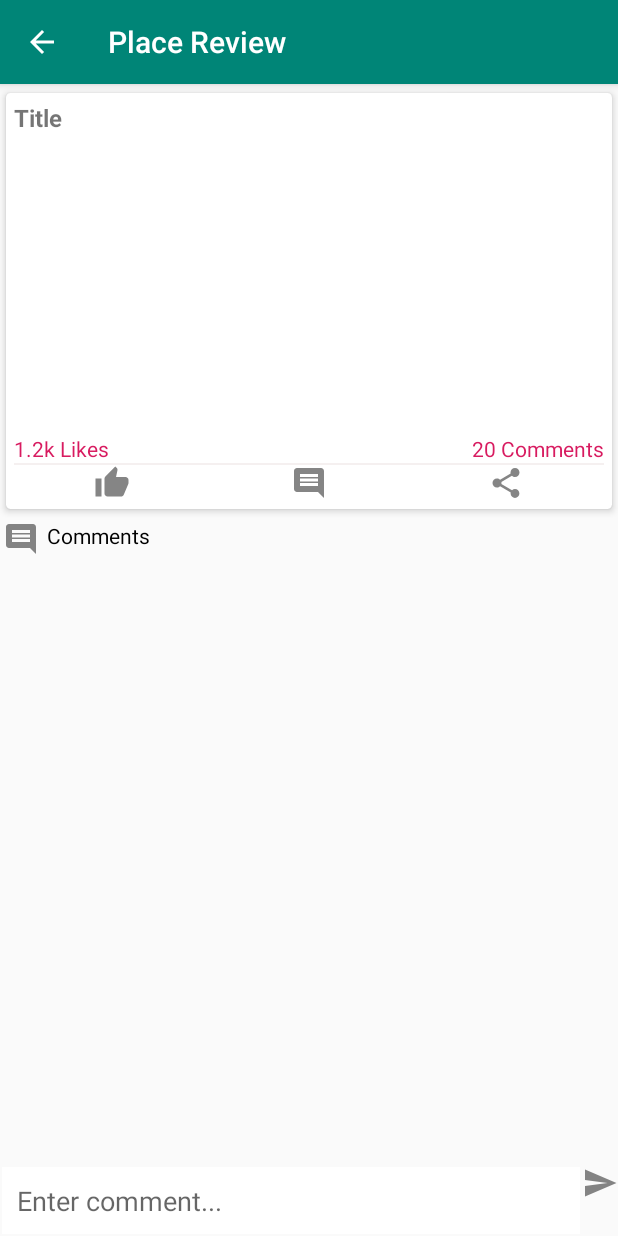
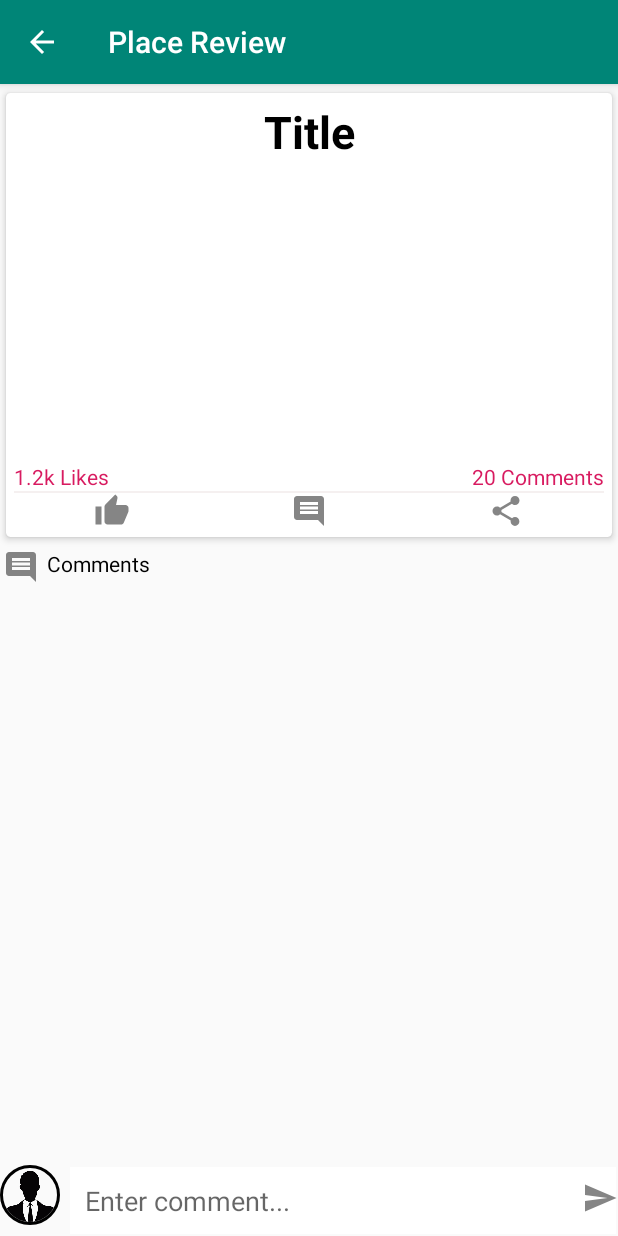
Before and after one commit to pamoda95/VentureMate2, an Android app: the ReviewActivity screen opened directly, with no data from a screen before it, on a phone screen of 412 x 824 dp. Run offline under Robolectric (Android 15) with nearby library versions, the phone set to English and light mode, and no system bars; our stand-ins replace CircleImageView, Firebase (no records; nobody signed in at launch, a user with empty details on screens opened directly), Picasso; pictures from the network do not load.

Commit message:
comment integrate with chat

```diff
--- a/app/build.gradle
+++ b/app/build.gradle
@@ -28,6 +28,7 @@ dependencies {
     implementation 'com.google.firebase:firebase-database:19.2.0'
     implementation 'com.google.firebase:firebase-auth:19.2.0'
     implementation 'com.squareup.picasso:picasso:2.5.2'
+    implementation 'de.hdodenhof:circleimageview:3.0.1'
     implementation 'com.google.firebase:firebase-storage:19.1.0'
     testImplementation 'junit:junit:4.12'
     androidTestImplementation 'androidx.test.ext:junit:1.1.1'
--- a/app/src/main/java/com/example/venturemate/ReviewActivity.java
+++ b/app/src/main/java/com/example/venturemate/ReviewActivity.java
@@ -3,11 +3,14 @@ package com.example.venturemate;
 import androidx.annotation.NonNull;
 import androidx.appcompat.app.ActionBar;
 import androidx.appcompat.app.AppCompatActivity;
+import androidx.recyclerview.widget.LinearLayoutManager;
+import androidx.recyclerview.widget.RecyclerView;
 
 import android.content.Context;
 import android.content.Intent;
 import android.os.Bundle;
 import android.text.TextUtils;
+import android.view.Gravity;
 import android.view.View;
 import android.widget.Button;
 import android.widget.EditText;
@@ -29,16 +32,23 @@ import com.google.firebase.database.Query;
 import com.google.firebase.database.ValueEventListener;
 import com.squareup.picasso.Picasso;
 
+import java.util.ArrayList;
 import java.util.HashMap;
+import java.util.List;
 import java.util.zip.Inflater;
 
 public class ReviewActivity extends AppCompatActivity {
     String myUid, myEmail, myName, myDP, postID, postTitle;
 
-    ImageView pImage;
+    ImageView pImage,profile_Image;
     TextView pTitle, pLikes, pComments;
     ImageButton likeBtn, shareBtn,commentBtn;
     LinearLayout profileLayout;
+
+    RecyclerView recyclerView;
+
+    List<ModelComment> commentList;
+    AdapterComments adapterComments;
 
     EditText comment_text;
     ImageButton sendBtn;
@@ -58,12 +68,23 @@ public class ReviewActivity extends AppCompatActivity {
         ac.setDisplayShowHomeEnabled(true);
         ac.setDisplayHomeAsUpEnabled(true);
 
+        ImageView imageView = new ImageView(ac.getThemedContext());
+        imageView.setScaleType(ImageView.ScaleType.CENTER);
+        imageView.setImageResource(R.drawable.adventure_travel);
+        ActionBar.LayoutParams layoutParams = new ActionBar.LayoutParams(
+                ActionBar.LayoutParams.WRAP_CONTENT,
+                ActionBar.LayoutParams.WRAP_CONTENT);
+        layoutParams.rightMargin = 40;
+        imageView.setLayoutParams(layoutParams);
+        ac.setCustomView(imageView);
+
         //Intent intent = getIntent();
         //postID = intent.getStringExtra("placeId");
         //DatabaseReference postsRef = FirebaseDatabase.getInstance().getReference().child("places");
         postID = "a950dd1d-46e3-496b-bc72-1acacc7c5482";
 
         pImage = findViewById(R.id.pImage);
+        profile_Image = findViewById(R.id.profile_Image);
         pTitle = findViewById(R.id.pTitle);
         pLikes = findViewById(R.id.pLikes);
         pComments = findViewById(R.id.pComments);
@@ -75,10 +96,16 @@ public class ReviewActivity extends AppCompatActivity {
         comment_text = findViewById(R.id.comment_txt);
         sendBtn = findViewById(R.id.send_btn);
 
+        recyclerView = findViewById(R.id.recyclerView);
+
 
         loadPostInfo(this);
-        loadUserInfo(this);
+        loadUserInfo(this,ac);
         //createLikeDatabase();
+
+
+
+        loadComments();
 
         sendBtn.setOnClickListener(new View.OnClickListener() {
             @Override
@@ -91,6 +118,36 @@ public class ReviewActivity extends AppCompatActivity {
             @Override
             public void onClick(View view) {
                 likePost();
+            }
+        });
+    }
+
+    private void loadComments() {
+        LinearLayoutManager layoutManager = new LinearLayoutManager(getApplicationContext());
+
+        recyclerView.setLayoutManager(layoutManager);
+
+        commentList = new ArrayList<>();
+
+        DatabaseReference ref = FirebaseDatabase.getInstance().getReference("placeReviews").child(postID).child("comments");
+        ref.addValueEventListener(new ValueEventListener() {
+            @Override
+            public void onDataChange(@NonNull DataSnapshot dataSnapshot) {
+                commentList.clear();
+                for (DataSnapshot ds: dataSnapshot.getChildren()) {
+                    ModelComment modelComment = ds.getValue(ModelComment.class);
+
+                    commentList.add(modelComment);
+
+                    adapterComments = new AdapterComments(getApplicationContext(), commentList,myUid,myName);
+                    recyclerView.setAdapter(adapterComments);
+
+                }
+            }
+
+            @Override
+            public void onCancelled(@NonNull DatabaseError databaseError) {
+
             }
         });
     }
@@ -206,8 +263,10 @@ public class ReviewActivity extends AppCompatActivity {
         });
     }
 
-    private void loadUserInfo(final Context context) {
+    private void loadUserInfo(final Context context, final ActionBar ac) {
+        myUid = FirebaseAuth.getInstance().getCurrentUser().getUid();
         Query myRef = FirebaseDatabase.getInstance().getReference("users").orderByKey().equalTo(FirebaseAuth.getInstance().getCurrentUser().getUid());
+
         System.out.println("bbbb user");
         myRef.addValueEventListener(new ValueEventListener() {
             @Override
@@ -217,14 +276,16 @@ public class ReviewActivity extends AppCompatActivity {
                     myName = ""+ds.child("name").getValue();
                     myDP = ""+ds.child("image").getValue();
                     System.out.println("bbbb"+myName);
+                    UserDetails.username=myName;
+                    UserDetails.userImage=myDP;
 
                     try {
-                        //Picasso.with(context).load(myDP).into(pImage);
+                        Picasso.with(context).load(myDP).into(profile_Image);
                     }
                     catch (Exception e) {
 
                     }
-
+                    ac.setSubtitle("Signed in as: "+ myName);
                 }
             }
 
@@ -233,6 +294,7 @@ public class ReviewActivity extends AppCompatActivity {
 
             }
         });
+
     }
 
     private void loadPostInfo(final Context context) {
--- a/app/src/main/java/com/example/venturemate/UserDetails.java
+++ b/app/src/main/java/com/example/venturemate/UserDetails.java
@@ -5,4 +5,7 @@ public class UserDetails {
     static String username = "pamoda";
     static String password = "";
     static String chatWith = "shanika";
+    static String uid = "";
+    static String userImage="";
+    static String chatWithImage = "";
 }
--- a/app/src/main/res/layout/activity_register.xml
+++ b/app/src/main/res/layout/activity_register.xml
@@ -103,7 +103,8 @@
         android:layout_marginRight="40dp"
         android:drawableLeft="@drawable/register_ic"
         android:drawablePadding="5dp"
-        android:text="Register" />
+        android:text="Register"
+        />
 
     <TextView
         android:id="@+id/accntHaveAlrdy"
--- a/app/src/main/res/layout/activity_review.xml
+++ b/app/src/main/res/layout/activity_review.xml
@@ -7,8 +7,10 @@
     tools:context=".ReviewActivity">
 
     <androidx.core.widget.NestedScrollView
+        android:layout_above="@id/commentLayout"
         android:layout_width="match_parent"
-        android:layout_height="wrap_content">
+        android:layout_height="wrap_content"
+        android:layout_alignParentTop="true">
         <LinearLayout
             android:layout_width="match_parent"
             android:layout_height="wrap_content"
@@ -41,8 +43,12 @@
                         android:layout_width="match_parent"
                         android:layout_height="wrap_content"
                         android:text="Title"
-                        android:textSize="16sp"
-                        android:textStyle="bold"/>.
+                        android:textSize="30sp"
+                        android:textStyle="bold"
+                        android:textColor="@color/colorBlack"
+                        android:layout_weight="1"
+                        android:textAlignment="center"
+                        />.
 
                     <ImageView
                         android:id="@+id/pImage"
@@ -139,9 +145,20 @@
     </androidx.core.widget.NestedScrollView>
 
     <RelativeLayout
+        android:id="@+id/commentLayout"
         android:layout_width="match_parent"
         android:layout_height="wrap_content"
         android:layout_alignParentBottom="true">
+
+        <de.hdodenhof.circleimageview.CircleImageView
+            android:id="@+id/profile_Image"
+            android:layout_width="40dp"
+            android:layout_height="40dp"
+            android:src="@drawable/profile"
+            app:civ_border_width="2dp"
+            app:civ_border_color="#FF000000"
+            android:layout_marginEnd="5dp"
+            android:layout_marginRight="5dp" />
 
         <EditText
             android:id="@+id/comment_txt"
@@ -155,7 +172,7 @@
             android:layout_centerVertical="true"
             android:layout_marginTop="1dp"
             android:layout_marginBottom="1dp"
-            android:layout_toLeftOf="@+id/send_btn"/>
+            android:layout_toRightOf="@+id/profile_Image"/>
 
         <ImageButton
             android:id="@+id/send_btn"
@@ -164,7 +181,9 @@
             android:layout_height="wrap_content"
             android:src="@drawable/ic_send"
             android:background="@null"
-            android:layout_alignParentRight="true"/>
+            android:layout_alignParentRight="true"
+            android:layout_marginTop="10dp"
+            android:layout_marginBottom="1dp"/>
     </RelativeLayout>
 
 
--- a/app/src/main/res/menu/menu_main.xml
+++ b/app/src/main/res/menu/menu_main.xml
@@ -2,6 +2,7 @@
     xmlns:app="http://schemas.android.com/apk/res-auto"
     xmlns:tools="http://schemas.android.com/tools"
     tools:context="com.example.ventremate.MainActivity">
+
     <item
         android:id="@+id/action_logout"
         android:orderInCategory="100"
```
Also changed, not shown: app/src/main/java/com/example/venturemate/AdapterComments.java (added, +128 -0 lines), app/src/main/java/com/example/venturemate/Chat.java (+17 -5 lines), app/src/main/java/com/example/venturemate/ModelComment.java (+5 -2 lines), app/src/main/res/layout/message_area.xml (+11 -0 lines), app/src/main/res/layout/row_comments.xml (added, +60 -0 lines).
